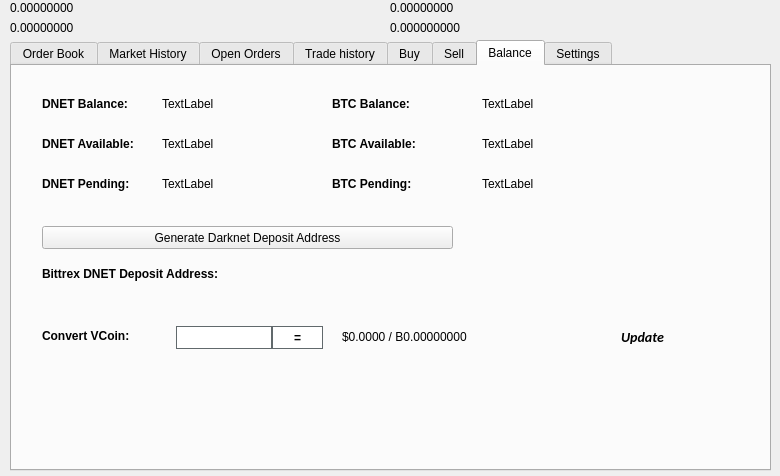
This is src/qt/forms/tradingdialog.ui in satoshi-ninja/PIVX as Qt 5 draws it before an edit. The edited form follows.
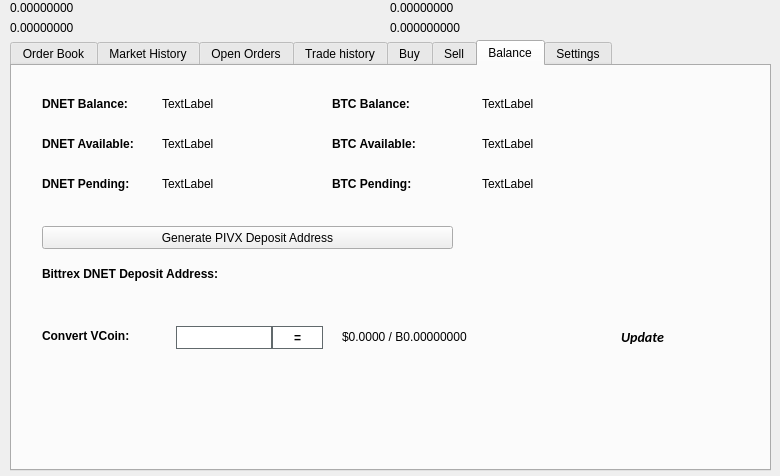
This is the edited form. The open tabs and pages were chosen to show the change. Icons and pictures are not drawn.

Commit message: Rename Darknet to PIVX Part 2 (GUI-texts of locales/translations)

Patch:
```diff
--- a/src/qt/forms/tradingdialog.ui
+++ b/src/qt/forms/tradingdialog.ui
@@ -2756,7 +2756,7 @@
       </rect>
      </property>
      <property name="text">
-      <string>Generate Darknet Deposit Address</string>
+      <string>Generate PIVX Deposit Address</string>
      </property>
      <property name="icon">
       <iconset resource="../pivx.qrc">
```
Left out of the diff: 2 changed lines with no effect on the pictures. The commit also changes 74 other files.
